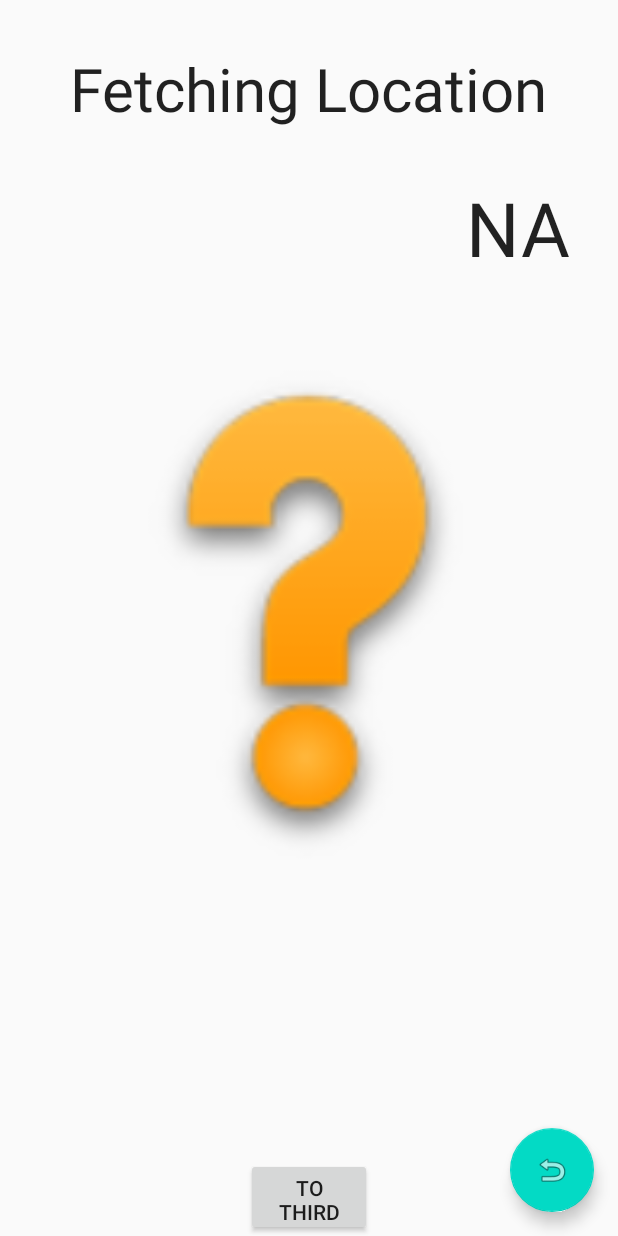
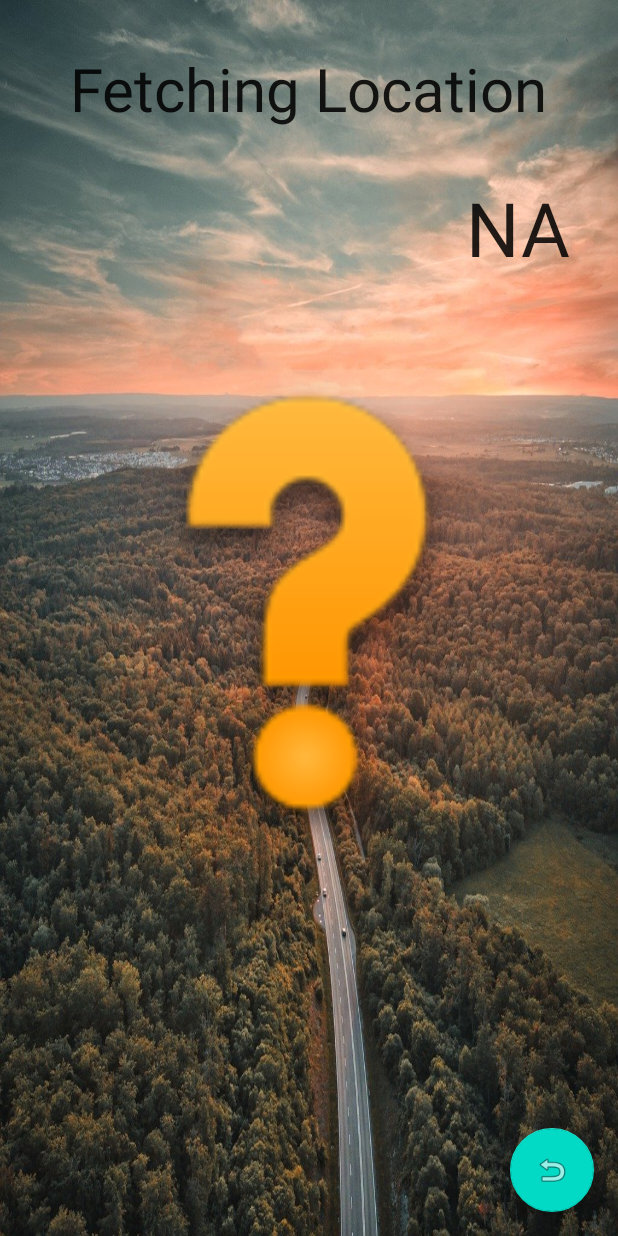
Before and after one commit to albiurs/AndroidWeatherApp, an Android app: the layout fragment_second.xml on its own in the app's theme, with its tools: preview values and no code run, on a phone screen of 412 x 824 dp. Run offline under Robolectric (Android 15) with nearby library versions, the phone set to English and light mode, and no system bars.

Commit message:
new images and background

```diff
--- a/app/src/main/res/layout/fragment_first.xml
+++ b/app/src/main/res/layout/fragment_first.xml
@@ -6,7 +6,7 @@
     android:layout_height="match_parent"
     android:id="@+id/FirstFragment"
     android:tag="first_fragment_tag"
-    android:background="@drawable/ic_apple_310438"
+    android:background="@drawable/sky_281668_1280"
     tools:context=".FirstFragment">
 
     <TextView
--- a/app/src/main/res/layout/fragment_second.xml
+++ b/app/src/main/res/layout/fragment_second.xml
@@ -4,6 +4,7 @@
     xmlns:tools="http://schemas.android.com/tools"
     android:layout_width="match_parent"
     android:layout_height="match_parent"
+    android:background="@drawable/sky_281668_1280"
     tools:context=".SecondFragment">
 
     <TextView
@@ -47,17 +48,6 @@
         app:layout_constraintEnd_toEndOf="parent"
         app:layout_constraintTop_toBottomOf="@+id/locationTV" />
 
-    <Button
-        android:id="@+id/button_second"
-        android:layout_width="84dp"
-        android:layout_height="52dp"
-        android:text="@string/to_third"
-        app:layout_constraintBottom_toBottomOf="parent"
-        app:layout_constraintEnd_toEndOf="parent"
-        app:layout_constraintStart_toStartOf="parent"
-        app:layout_constraintTop_toBottomOf="@id/weatherSymbolIV"
-        app:layout_constraintVertical_bias="1.0" />
-
     <com.google.android.material.floatingactionbutton.FloatingActionButton
         android:id="@+id/back"
         android:layout_width="wrap_content"
```
Also changed, not shown: app/src/main/res/drawable/milkyway_klein.jpg (added), app/src/main/res/drawable/orange_84441_1280.jpg (added), app/src/main/res/drawable/sky_281668_1280.jpg (added), app/src/main/res/drawable/skyklein.jpg (added).
